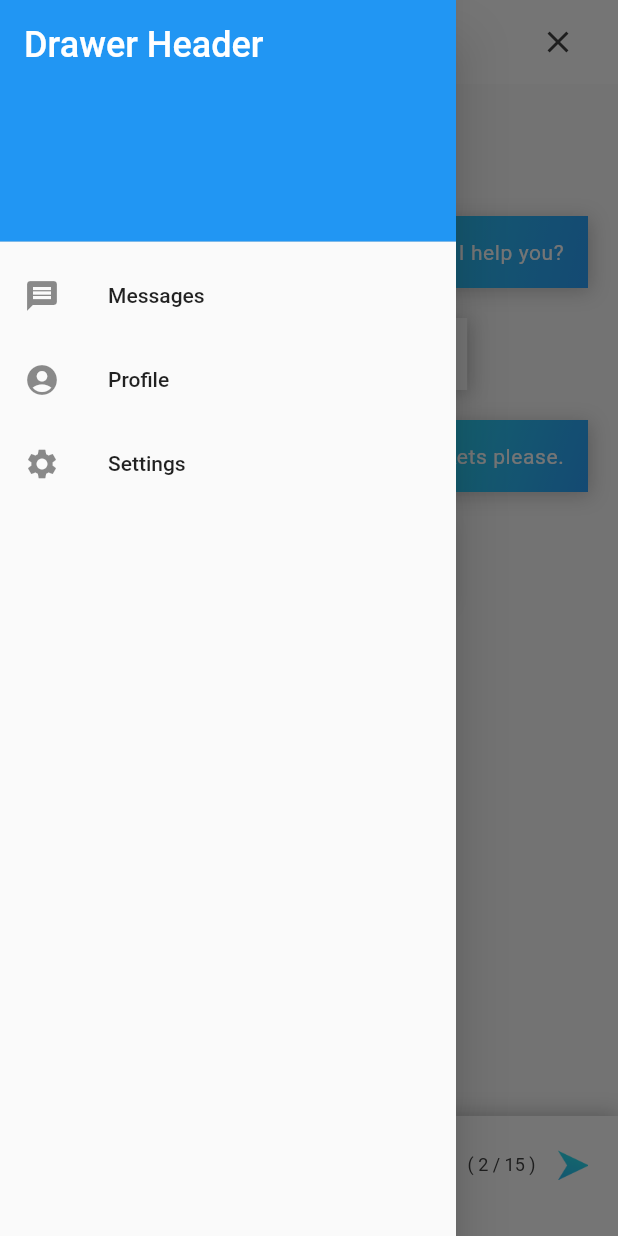
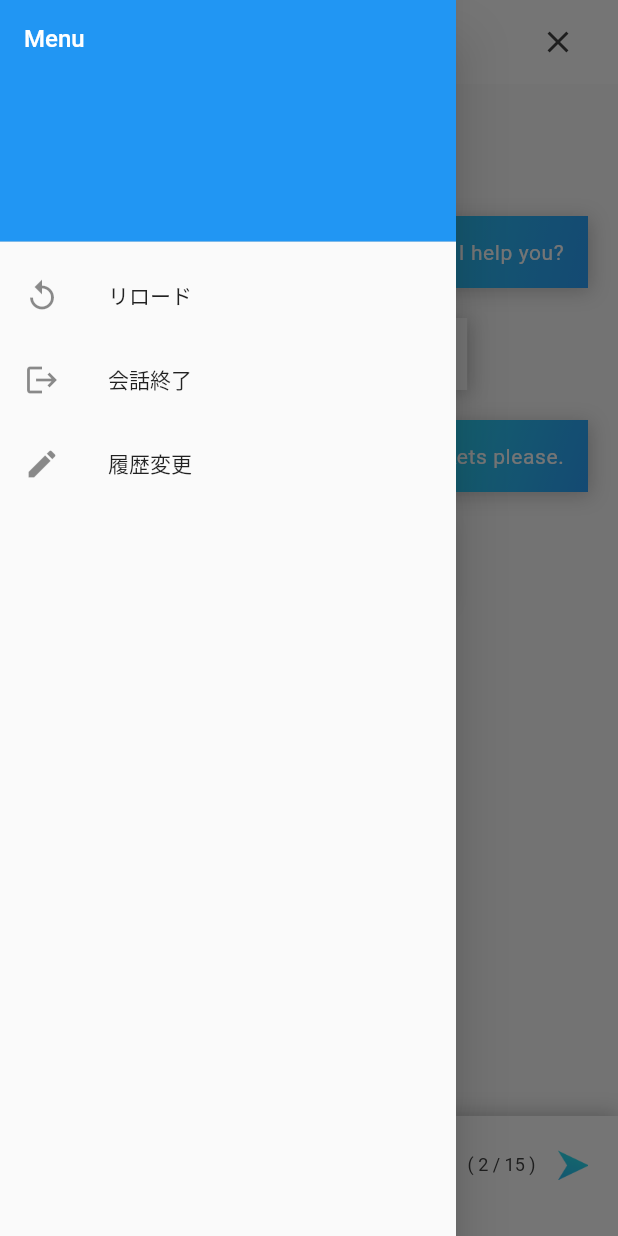
Before and after one commit to ray-o-0509/ui_aibou, a Flutter app: the chatPage screen opened directly, with the side drawer open, on a phone screen of 412 x 824 dp. Run offline on Flutter 3.47's test engine with Material 2 defaults, Android fonts, the phone set to English and light mode, and no system bars; our stand-ins replace flutter_svg.

Commit message:
[fix] change setting button
Ver. 1.1.2

change setting button to edit_log button

```diff
--- a/lib/screens/chatPage.dart
+++ b/lib/screens/chatPage.dart
@@ -74,24 +74,24 @@ class _chatPageState extends State<chatPage> {
                   color: Colors.blue,
                 ),
                 child: Text(
-                  'Drawer Header',
+                  'Menu',
                   style: TextStyle(
                     color: Colors.white,
-                    fontSize: 24,
+                    fontSize: 16,
                   ),
                 ),
               ),
               ListTile(
-                leading: Icon(Icons.message),
-                title: Text('Messages'),
+                leading: Icon(Icons.replay),
+                title: Text('リロード'),
               ),
               ListTile(
-                leading: Icon(Icons.account_circle),
-                title: Text('Profile'),
+                leading: Icon(Icons.logout),
+                title: Text('会話終了'),
               ),
               ListTile(
-                leading: Icon(Icons.settings),
-                title: Text('Settings'),
+                leading: Icon(Icons.mode_edit),
+                title: Text('履歴変更'),
               ),
             ],
           ),
```
